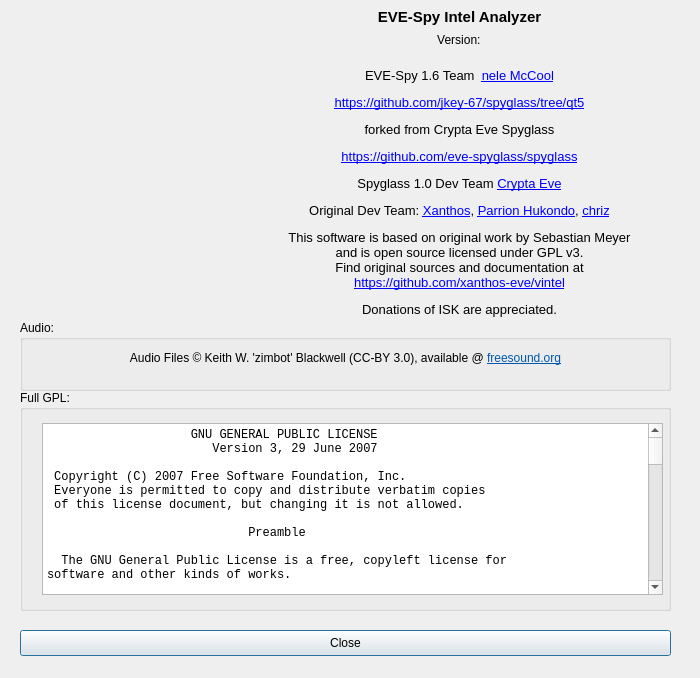
The window that src/vi/ui/Info.ui (jkey-67/spyglass) describes before a commit, drawn with Qt 5.
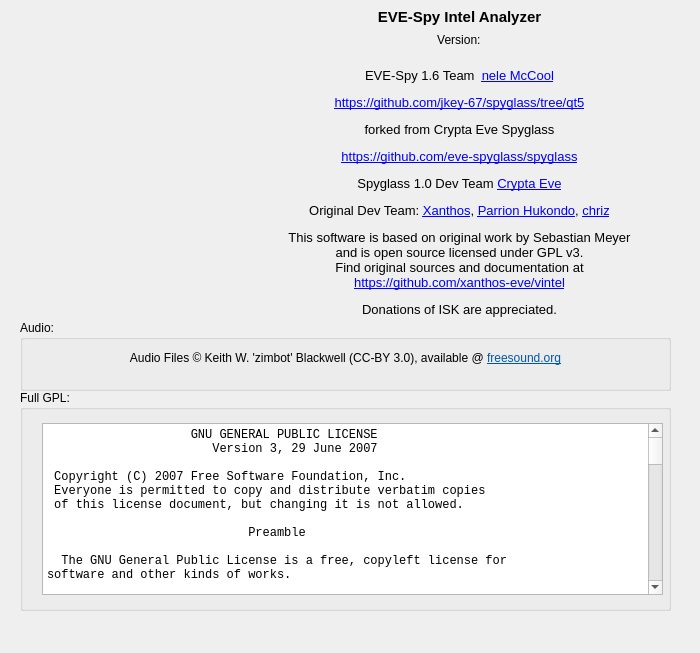
The same window after the commit. Icons and pictures are not drawn.

Commit message: the info and chat rooms dialog now with popup attribute

Patch:
```diff
--- a/src/vi/ui/Info.ui
+++ b/src/vi/ui/Info.ui
@@ -7,7 +7,7 @@
     <x>0</x>
     <y>0</y>
     <width>700</width>
-    <height>678</height>
+    <height>653</height>
    </rect>
   </property>
   <property name="sizePolicy">
@@ -787,19 +787,6 @@
     <set>Qt::AlignCenter</set>
    </property>
   </widget>
-  <widget class="QPushButton" name="closeButton">
-   <property name="geometry">
-    <rect>
-     <x>20</x>
-     <y>630</y>
-     <width>651</width>
-     <height>26</height>
-    </rect>
-   </property>
-   <property name="text">
-    <string>Close</string>
-   </property>
-  </widget>
   <widget class="QLabel" name="logoLabel">
    <property name="geometry">
     <rect>
```
Left out of the diff: 4 changed lines with no effect on the pictures. The commit also changes 10 other files.
